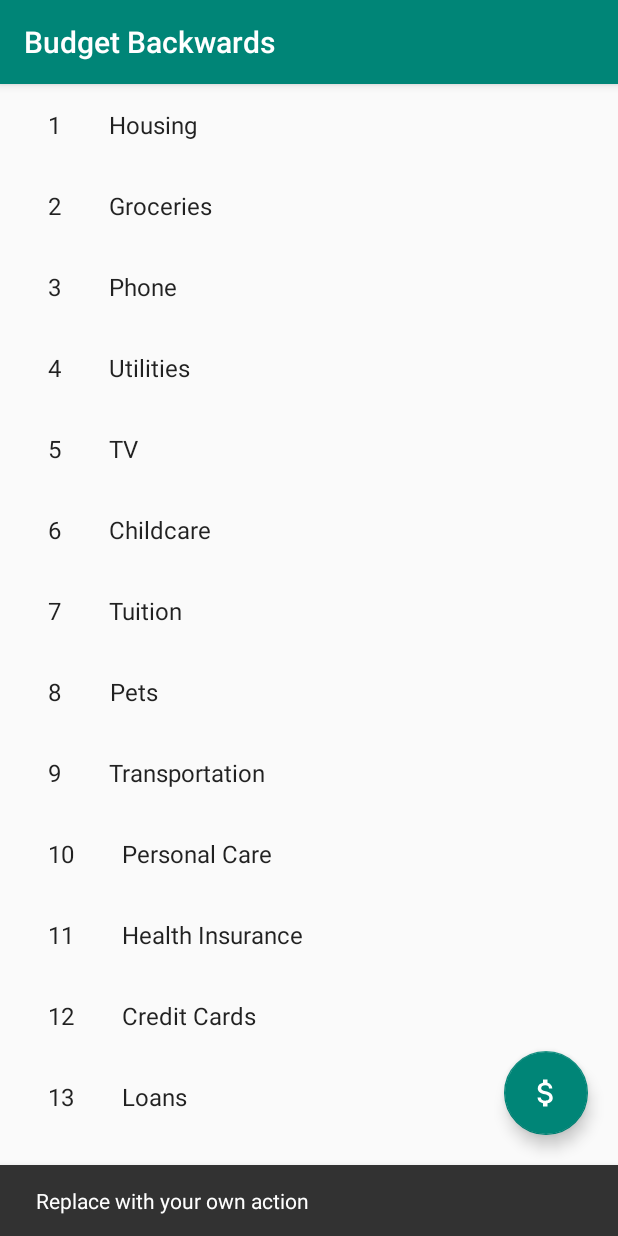
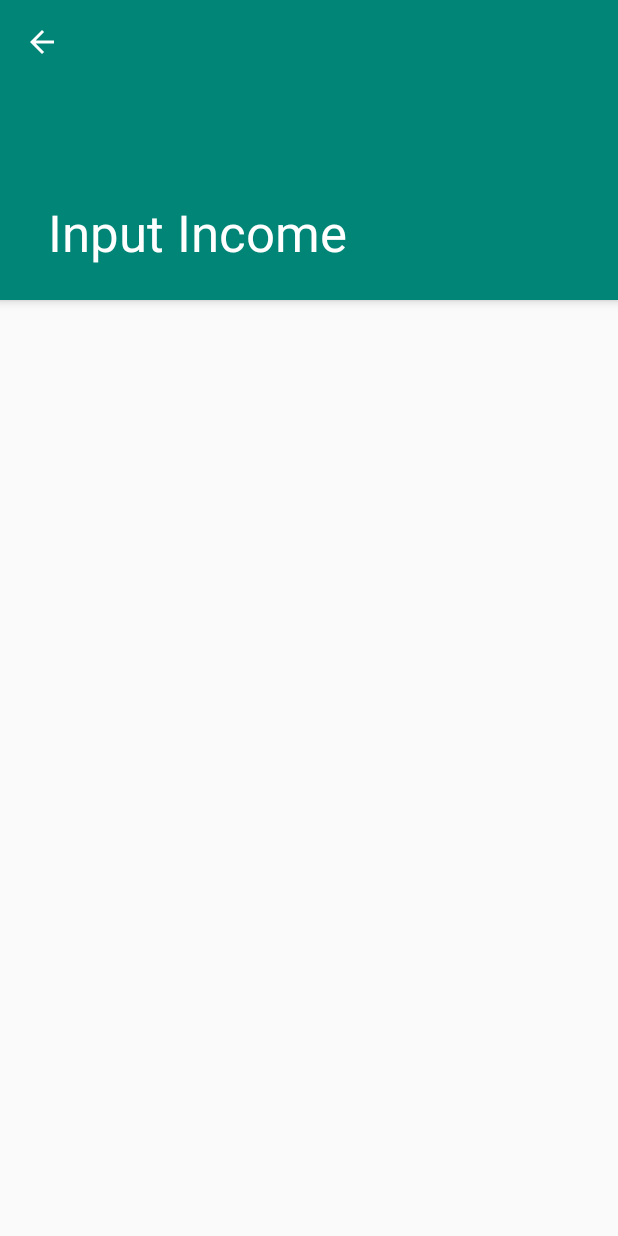
Before and after one commit to TreyPage/budget-backwards, an Android app: the screen it shows after launch (ItemListActivity before the commit, IncomeActivity after it), after a tap on an icon or button, on a phone screen of 412 x 824 dp. Run offline under Robolectric (Android 15) with nearby library versions, the phone set to English and light mode, and no system bars.

Commit message:
added activity

```diff
--- a/app/build.gradle
+++ b/app/build.gradle
@@ -24,6 +24,7 @@ dependencies {
     implementation 'androidx.legacy:legacy-support-v4:1.0.0-beta01'
     implementation 'androidx.recyclerview:recyclerview:1.0.0-beta01'
     implementation 'com.google.android.material:material:1.0.0-beta01'
+    implementation 'androidx.constraintlayout:constraintlayout:1.1.2'
     testImplementation 'junit:junit:4.12'
     androidTestImplementation 'androidx.test:runner:1.1.0-alpha4'
     androidTestImplementation 'androidx.test.espresso:espresso-core:3.1.0-alpha4'
--- a/app/src/main/AndroidManifest.xml
+++ b/app/src/main/AndroidManifest.xml
@@ -2,7 +2,6 @@
 <manifest xmlns:android="http://schemas.android.com/apk/res/android"
   package="io.github.treypage.budgetbackwards">
 
-  <!-- To auto-complete the email text field in the login form with the user's emails -->
   <application
     android:allowBackup="true"
     android:icon="@mipmap/ic_launcher"
@@ -10,6 +9,15 @@
     android:roundIcon="@mipmap/ic_launcher_round"
     android:supportsRtl="true"
     android:theme="@style/AppTheme">
+    <activity
+      android:label="@string/title_input_income"
+      android:name=".IncomeActivity"
+      android:parentActivityName=".ItemListActivity"
+      android:theme="@style/AppTheme.NoActionBar">
+      <meta-data
+        android:name="android.support.PARENT_ACTIVITY"
+        android:value="io.github.treypage.budgetbackwards.ItemListActivity"/>
+    </activity>
     <activity
       android:label="@string/title_activity_login"
       android:name=".LoginActivity">
@@ -38,10 +46,9 @@
         android:value="io.github.treypage.budgetbackwards.ItemListActivity"/>
     </activity>
   </application>
+  <uses-permission android:name="android.permission.READ_CONTACTS"/>
+  <uses-permission android:name="android.permission.GET_ACCOUNTS"/>
 
   <uses-permission android:name="android.permission.READ_PROFILE"/>
-  <uses-permission android:name="android.permission.READ_CONTACTS"/>
-
-  <uses-permission android:name="android.permission.GET_ACCOUNTS"/>
 
 </manifest>
--- /dev/null
+++ b/app/src/main/java/io/github/treypage/budgetbackwards/IncomeActivity.java
@@ -0,0 +1,21 @@
+package io.github.treypage.budgetbackwards;
+
+import android.os.Bundle;
+import androidx.appcompat.app.ActionBar;
+import androidx.appcompat.app.AppCompatActivity;
+import androidx.appcompat.widget.Toolbar;
+
+public class IncomeActivity extends AppCompatActivity {
+
+  @Override
+  protected void onCreate(Bundle savedInstanceState) {
+    super.onCreate(savedInstanceState);
+    setContentView(R.layout.activity_income);
+    Toolbar toolbar = findViewById(R.id.detail_toolbar);
+    setSupportActionBar(toolbar);
+    ActionBar actionBar = getSupportActionBar();
+    if (actionBar != null) {
+      actionBar.setDisplayHomeAsUpEnabled(true);
+    }
+  }
+}
--- a/app/src/main/java/io/github/treypage/budgetbackwards/ItemListActivity.java
+++ b/app/src/main/java/io/github/treypage/budgetbackwards/ItemListActivity.java
@@ -40,11 +40,11 @@ public class ItemListActivity extends AppCompatActivity {
     toolbar.setTitle(getTitle());
 
     FloatingActionButton fab = findViewById(R.id.money_sign);
+    final Intent intent = new Intent(this, IncomeActivity.class);
     fab.setOnClickListener(new View.OnClickListener() {
       @Override
       public void onClick(View view) {
-        Snackbar.make(view, "Replace with your own action", Snackbar.LENGTH_LONG)
-            .setAction("Action", null).show();
+        startActivity(intent);
       }
     });
 
--- /dev/null
+++ b/app/src/main/res/layout/activity_income.xml
@@ -0,0 +1,38 @@
+<?xml version="1.0" encoding="utf-8"?>
+<androidx.coordinatorlayout.widget.CoordinatorLayout xmlns:android="http://schemas.android.com/apk/res/android"
+  xmlns:app="http://schemas.android.com/apk/res-auto"
+  xmlns:tools="http://schemas.android.com/tools"
+  android:layout_width="match_parent"
+  android:layout_height="match_parent"
+  android:fitsSystemWindows="true"
+  tools:context=".IncomeActivity"
+  tools:ignore="MergeRootFrame">
+
+
+  <com.google.android.material.appbar.AppBarLayout
+    android:id="@+id/app_bar"
+    android:layout_width="match_parent"
+    android:layout_height="@dimen/app_bar_height"
+    android:fitsSystemWindows="true"
+    android:theme="@style/ThemeOverlay.AppCompat.Dark.ActionBar">
+
+    <com.google.android.material.appbar.CollapsingToolbarLayout
+      android:id="@+id/toolbar_layout"
+      android:layout_width="match_parent"
+      android:layout_height="match_parent"
+      android:fitsSystemWindows="true"
+      app:contentScrim="?attr/colorPrimary"
+      app:toolbarId="@+id/toolbar">
+
+      <androidx.appcompat.widget.Toolbar
+        android:id="@+id/detail_toolbar"
+        android:layout_width="match_parent"
+        android:layout_height="?attr/actionBarSize"
+        app:layout_collapseMode="pin"
+        app:popupTheme="@style/ThemeOverlay.AppCompat.Light"/>
+
+    </com.google.android.material.appbar.CollapsingToolbarLayout>
+
+  </com.google.android.material.appbar.AppBarLayout>
+
+</androidx.coordinatorlayout.widget.CoordinatorLayout>
--- a/app/src/main/res/values/strings.xml
+++ b/app/src/main/res/values/strings.xml
@@ -50,6 +50,7 @@
   <string name="permission_rationale">"Contacts permissions are needed for providing email
     completions."
   </string>
+  <string name="title_input_income">Input Income</string>
   <string-array name="pref_example_list_titles">
     <item>Always</item>
     <item>When possible</item>
```
